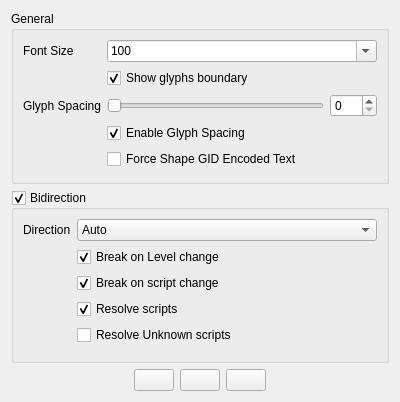
First picture: the form in UI-Qt/QXShapingOptionsWidget.ui, repository frinkr/FontViewer, before the edit.
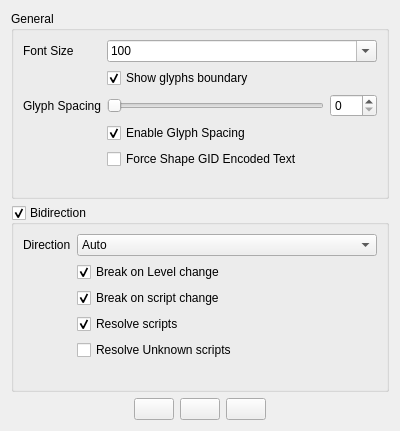
Second picture: the form after the edit. Icons and pictures are not drawn.

Commit message: shaping widget: mouse wheel to scale

The edit to the form file:
```diff
--- a/UI-Qt/QXShapingOptionsWidget.ui
+++ b/UI-Qt/QXShapingOptionsWidget.ui
@@ -7,7 +7,7 @@
     <x>0</x>
     <y>0</y>
     <width>400</width>
-    <height>402</height>
+    <height>431</height>
    </rect>
   </property>
   <property name="minimumSize">
```
Left out of the diff: 6 changed lines with no effect on the pictures. The commit also changes 5 other files.
